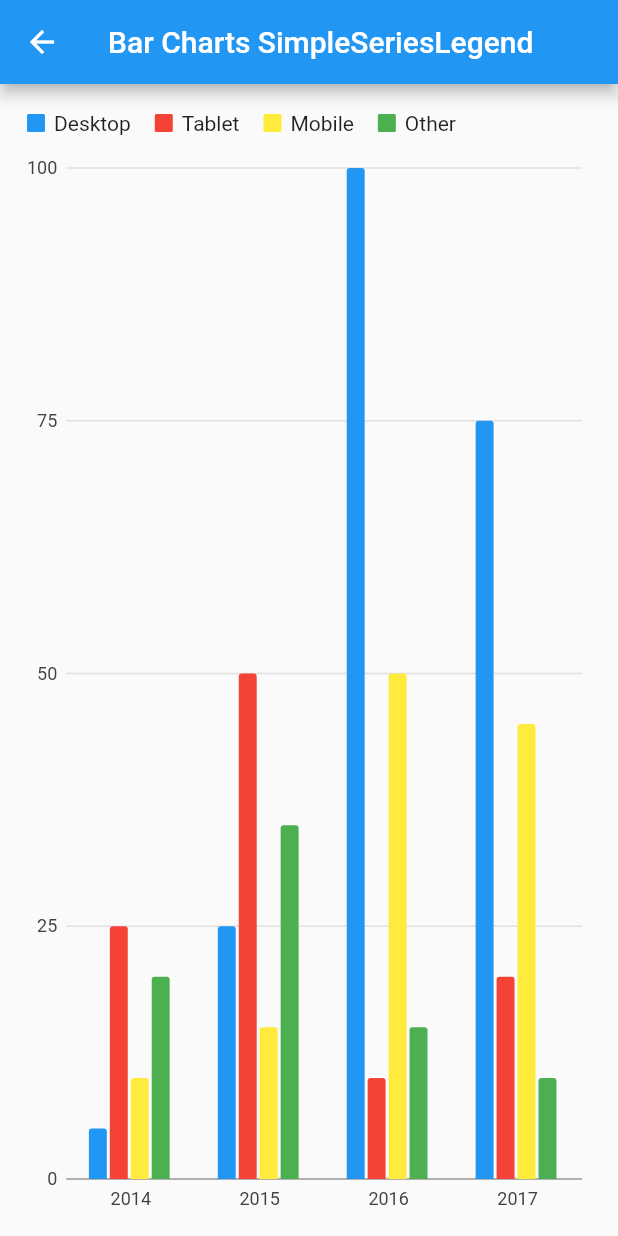
After one commit to goldenskill/Charts-Google-Flutter, a Flutter app: the BarCharts screen opened directly, swiped to page 5, on a phone screen of 412 x 824 dp. The commit adds this screen. Run offline on Flutter 3.47's test engine with Material 2 defaults, Android fonts, the phone set to English and light mode, and no system bars; our stand-ins replace charts_flutter.

Commit message:
add images

```diff
--- a/lib/ui/BarCharts.dart
+++ b/lib/ui/BarCharts.dart
@@ -2,6 +2,7 @@
 import 'package:charts_google/ui/Charts/Charts/BarCharts/GroupedBarChart.dart';
 import 'package:charts_google/ui/Charts/Charts/BarCharts/GroupedStackedBarChart.dart';
 import 'package:charts_google/ui/Charts/Charts/BarCharts/SimpleBarChart.dart';
+import 'package:charts_google/ui/Charts/Charts/BarCharts/SimpleSeriesLegend.dart';
 import 'package:charts_google/ui/Charts/Charts/BarCharts/StackedBarChart.dart';
 import 'package:flutter/material.dart';
 
@@ -35,6 +36,9 @@ class _BarChartsState extends State<BarCharts> {
             case 3:
               typeChart = "GroupedStackedBarChart";
               break;
+              case 4:
+              typeChart = "SimpleSeriesLegend";
+              break;
           }
           setState(() {
 
@@ -45,6 +49,7 @@ class _BarChartsState extends State<BarCharts> {
           itemPageView(StackedBarChart.withSampleData()),
           itemPageView(GroupedBarChart.withSampleData()),
           itemPageView(GroupedStackedBarChart.withSampleData()),
+          itemPageView(SimpleSeriesLegend.withSampleData()),
         ],
       ),
     );
--- /dev/null
+++ b/lib/ui/Charts/Charts/BarCharts/SimpleSeriesLegend.dart
@@ -0,0 +1,78 @@
+import 'package:charts_google/Models/OrdinalSales.dart';
+import 'package:flutter/material.dart';
+import 'package:charts_flutter/flutter.dart' as Charts;
+
+class SimpleSeriesLegend extends StatelessWidget {
+
+  SimpleSeriesLegend();
+
+  factory SimpleSeriesLegend.withSampleData() {
+    return SimpleSeriesLegend();
+  }
+
+  @override
+  Widget build(BuildContext context) {
+    return new Charts.BarChart(
+        _getData(),
+      barGroupingType: Charts.BarGroupingType.grouped,
+      behaviors: [new Charts.SeriesLegend()],
+    );
+  }
+
+  _getData(){
+    final desktopSalesData = [
+      new OrdinalSales('2014', 5),
+      new OrdinalSales('2015', 25),
+      new OrdinalSales('2016', 100),
+      new OrdinalSales('2017', 75),
+    ];
+
+    final tabletSalesData = [
+      new OrdinalSales('2014', 25),
+      new OrdinalSales('2015', 50),
+      new OrdinalSales('2016', 10),
+      new OrdinalSales('2017', 20),
+    ];
+
+    final mobileSalesData = [
+      new OrdinalSales('2014', 10),
+      new OrdinalSales('2015', 15),
+      new OrdinalSales('2016', 50),
+      new OrdinalSales('2017', 45),
+    ];
+
+    final otherSalesData = [
+      new OrdinalSales('2014', 20),
+      new OrdinalSales('2015', 35),
+      new OrdinalSales('2016', 15),
+      new OrdinalSales('2017', 10),
+    ];
+
+    return [
+      new Charts.Series<OrdinalSales, String>(
+        id: 'Desktop',
+        domainFn: (OrdinalSales sales, _) => sales.year,
+        measureFn: (OrdinalSales sales, _) => sales.sales,
+        data: desktopSalesData,
+      ),
+      new Charts.Series<OrdinalSales, String>(
+        id: 'Tablet',
+        domainFn: (OrdinalSales sales, _) => sales.year,
+        measureFn: (OrdinalSales sales, _) => sales.sales,
+        data: tabletSalesData,
+      ),
+      new Charts.Series<OrdinalSales, String>(
+        id: 'Mobile',
+        domainFn: (OrdinalSales sales, _) => sales.year,
+        measureFn: (OrdinalSales sales, _) => sales.sales,
+        data: mobileSalesData,
+      ),
+      new Charts.Series<OrdinalSales, String>(
+        id: 'Other',
+        domainFn: (OrdinalSales sales, _) => sales.year,
+        measureFn: (OrdinalSales sales, _) => sales.sales,
+        data: otherSalesData,
+      ),
+    ];
+  }
+}
```
Also changed, not shown: img/img (1).jpeg (added), img/img (10).jpeg (added), img/img (11).jpeg (added), img/img (2).jpeg (added), img/img (3).jpeg (added), img/img (4).jpeg (added), img/img (5).jpeg (added), img/img (6).jpeg (added), img/img (7).jpeg (added), img/img (8).jpeg (added), img/img (9).jpeg (added).
